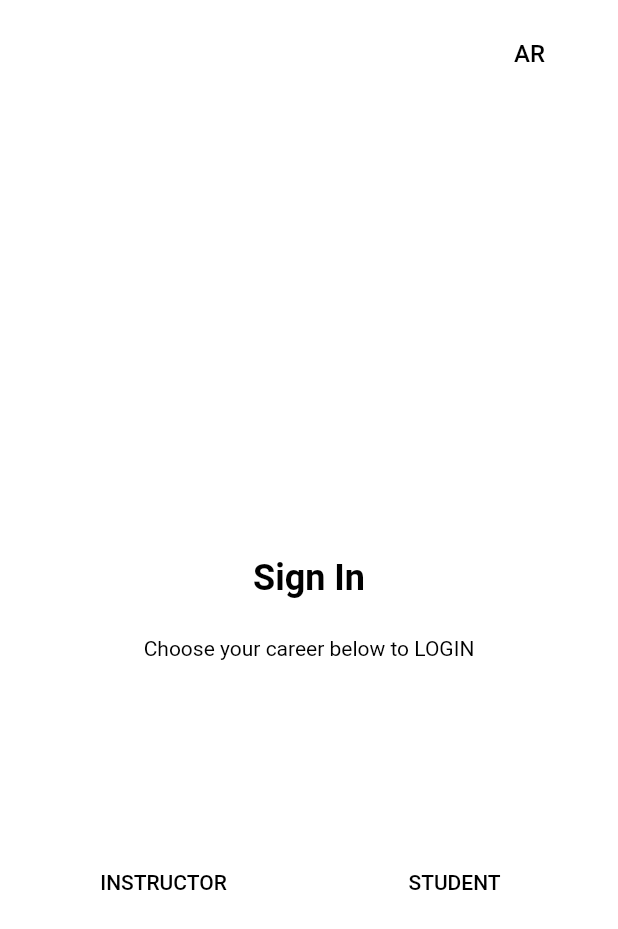
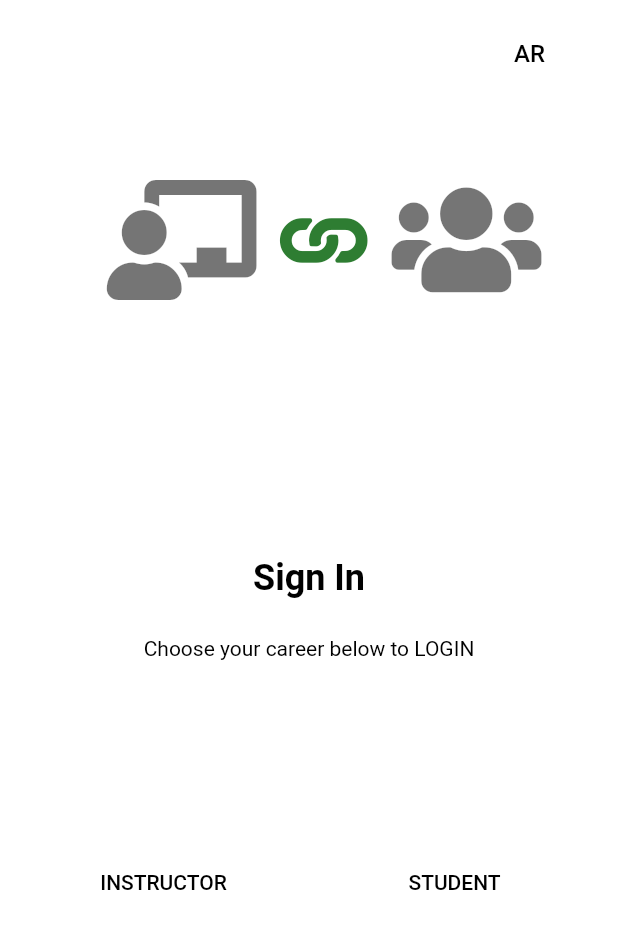
Before and after one commit to ahmed-alhelali/KKU_CONTEST_APPLICATION, a Flutter app: the screen it shows after launch, on a phone screen of 412 x 824 dp. Shown: the top 929 px of the screen. Run offline on Flutter 3.47's test engine with Material 2 defaults, Android fonts, the phone set to English and light mode, and no system bars; our stand-ins replace cloud_firestore, firebase_auth, firebase_core, flutter_slidable, font_awesome_flutter, google_fonts and 3 more; missing offline and left inert: cupertino_stepper; accounts and stored records are empty; Roboto replaces fonts that are missing (Ubuntu).

Commit message:
replace the photo with real icons on the login page + dismiss the keyboard when the drawer screen open

```diff
--- a/lib/screens/student/student_home_screen.dart
+++ b/lib/screens/student/student_home_screen.dart
@@ -1,6 +1,5 @@
 import 'package:cloud_firestore/cloud_firestore.dart';
 import 'package:flutter/material.dart';
-import 'package:hexcolor/hexcolor.dart';
 import 'package:kku_contest_app/localization/my_localization.dart';
 import 'package:kku_contest_app/models/app_theme.dart';
 import 'package:kku_contest_app/utilities/utilities.dart';
@@ -64,6 +63,7 @@ class _StudentHomeScreenState extends State<StudentHomeScreen> {
                       icon: Icon(Icons.menu),
                       onPressed: () {
                         setState(() {
+                          FocusScope.of(context).requestFocus(FocusNode());
                           widget.controller.forward();
                           menuOpen = true;
                         });
@@ -107,8 +107,7 @@ class _StudentHomeScreenState extends State<StudentHomeScreen> {
                       } else {
                         Toast.show(
                           MyLocalization.of(context)
-                              .getTranslatedValue(
-                              "course_not_exist"),
+                              .getTranslatedValue("course_not_exist"),
                           context,
                           duration: Toast.LENGTH_LONG,
                           gravity: Toast.CENTER,
@@ -150,12 +149,22 @@ class _StudentHomeScreenState extends State<StudentHomeScreen> {
                         border: OutlineInputBorder(
                           borderRadius: BorderRadius.circular(35),
                         ),
+                        enabledBorder: OutlineInputBorder(
+                          borderRadius: BorderRadius.circular(35),
+                          borderSide: BorderSide(
+                            color: isLightTheme
+                                ? Colors.black54
+                                : AppTheme.darkTheme.backgroundColor,
+                          ),
+                        ),
                         focusedBorder: OutlineInputBorder(
-                            borderRadius: BorderRadius.circular(35),
-                            borderSide: BorderSide(
-                                color: isLightTheme
-                                    ? Colors.black54
-                                    : HexColor("#3d314e"))),
+                          borderRadius: BorderRadius.circular(35),
+                          borderSide: BorderSide(
+                            color: isLightTheme
+                                ? Colors.black54
+                                : AppTheme.darkTheme.backgroundColor,
+                          ),
+                        ),
                         hintText: MyLocalization.of(context)
                             .getTranslatedValue("search"),
                         hintStyle: textDirection == TextDirection.ltr
--- a/lib/screens/wrapper_screen.dart
+++ b/lib/screens/wrapper_screen.dart
@@ -1,6 +1,9 @@
+import 'dart:math';
+
 import 'package:firebase_auth/firebase_auth.dart';
 import 'package:flutter/cupertino.dart';
 import 'package:flutter/material.dart';
+import 'package:font_awesome_flutter/font_awesome_flutter.dart';
 import 'package:google_fonts/google_fonts.dart';
 import 'package:kku_contest_app/localization/my_localization.dart';
 import 'package:kku_contest_app/models/app_theme.dart';
@@ -65,21 +68,46 @@ class _WrapperScreenState extends State<WrapperScreen> {
                   ),
                 ),
               ),
-              isLightTheme
-                  ? Center()
-                  : Column(
+              Column(
                 children: [
                   SizedBox(
                     height: 120,
                   ),
-                        Padding(
-                          padding:
-                              EdgeInsets.symmetric(vertical: 0, horizontal: 20),
-                          child: Image(
-                            image: ExactAssetImage("assets/images/icons.png"),
-                            fit: BoxFit.cover,
+                  Row(
+                    textDirection: TextDirection.ltr,
+                    mainAxisAlignment: MainAxisAlignment.center,
+                    children: [
+                      Icon(
+                        FontAwesomeIcons.chalkboardTeacher,
+                        size: 80,
+                        textDirection: TextDirection.ltr,
+                        color: isLightTheme? Colors.black54 : Colors.white30,
                       ),
-                        )
+                      SizedBox(
+                        width: 40,
+                      ),
+                      Transform.rotate(
+                        angle: 45 * pi / 180,
+                        child: Icon(
+                          FontAwesomeIcons.link,
+                          size: 50,
+                          textDirection: TextDirection.ltr,
+                          color: Colors.green.shade800,
+
+                        ),
+                      ),
+                      SizedBox(
+                        width: 20,
+                      ),
+                      Icon(
+                        FontAwesomeIcons.users,
+                        size: 80,
+                        textDirection: TextDirection.ltr,
+                        color: isLightTheme? Colors.black54 : Colors.white30,
+
+                      ),
+                    ],
+                  ),
                 ],
               ),
               Center(
```
Lines whose indentation alone changed are shown as unchanged.
